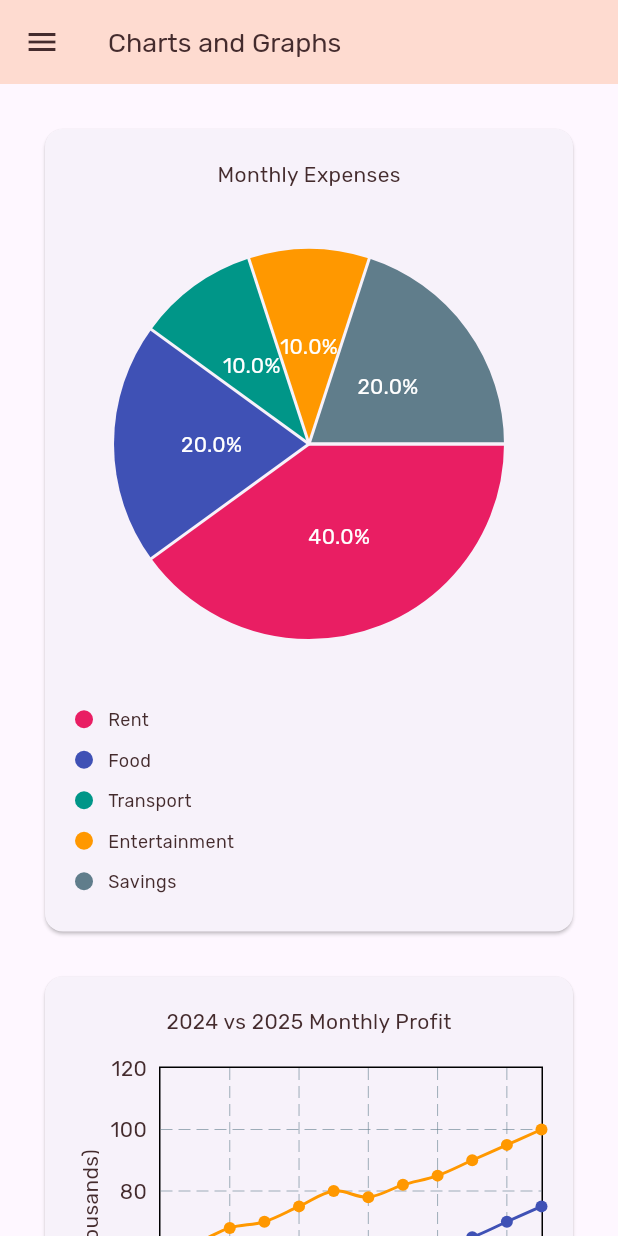
After one commit to payen83/kkr_Oct2025_flutter_advanced, a Flutter app: the ChartPage screen opened directly, on a phone screen of 412 x 824 dp. The commit adds this screen. Run offline on Flutter 3.47's test engine with Material 3 defaults, Android fonts, the phone set to English and light mode, and no system bars; drawn by our look-alikes of fl_chart; our stand-ins replace flutter_bloc.

Commit message:
update chart

```diff
--- /dev/null
+++ b/lib/app/model/expense.model.dart
@@ -0,0 +1,89 @@
+const Map<String, dynamic> expenseData = {
+  "title": "Monthly Expenses",
+  "total": 5000,
+  "data": [
+    {"name": "Rent", "amount": 2000, "percentage": 40.0, "color": "#E91E63"},
+    {"name": "Food", "amount": 1000, "percentage": 20.0, "color": "#3F51B5"},
+    {
+      "name": "Transport",
+      "amount": 500,
+      "percentage": 10.0,
+      "color": "#009688",
+    },
+    {
+      "name": "Entertainment",
+      "amount": 500,
+      "percentage": 10.0,
+      "color": "#FF9800",
+    },
+    {"name": "Savings", "amount": 1000, "percentage": 20.0, "color": "#607D8B"},
+  ],
+};
+
+const Map<String, dynamic> profitData = {
+  "title": "2024 vs 2025 Monthly Profit",
+  "metric": "Profit",
+  "currency": "RM",
+  "unit": "thousands",
+  "highest": 100.0,
+  "data": [
+    {
+      "name": "Monthly Profit in 2024",
+      "color": "#3F51B5",
+      "points": [
+        {"month": "Jan", "value": 40.0},
+        {"month": "Feb", "value": 45.0},
+        {"month": "Mar", "value": 50.0},
+        {"month": "Apr", "value": 48.0},
+        {"month": "May", "value": 52.0},
+        {"month": "Jun", "value": 60.0},
+        {"month": "Jul", "value": 58.0},
+        {"month": "Aug", "value": 55.0},
+        {"month": "Sep", "value": 62.0},
+        {"month": "Oct", "value": 65.0},
+        {"month": "Nov", "value": 70.0},
+        {"month": "Dec", "value": 75.0},
+      ],
+    },
+    {
+      "name": "Monthly Profit in 2025",
+      "color": "#FF9800",
+      "points": [
+        {"month": "Jan", "value": 60.0},
+        {"month": "Feb", "value": 63.0},
+        {"month": "Mar", "value": 68.0},
+        {"month": "Apr", "value": 70.0},
+        {"month": "May", "value": 75.0},
+        {"month": "Jun", "value": 80.0},
+        {"month": "Jul", "value": 78.0},
+        {"month": "Aug", "value": 82.0},
+        {"month": "Sep", "value": 85.0},
+        {"month": "Oct", "value": 90.0},
+        {"month": "Nov", "value": 95.0},
+        {"month": "Dec", "value": 100.0},
+      ],
+    },
+  ],
+};
+
+const Map<String, dynamic> salesData = {
+  "title": "Monthly Sales - 2025",
+  "metric": "Sales",
+  "currency": "RM",
+  "unit": "thousands",
+  "highest": 300.0,
+  "data": [
+    {"month": "Jan", "sales": 120.0},
+    {"month": "Feb", "sales": 150.0},
+    {"month": "Mar", "sales": 170.0},
+    {"month": "Apr", "sales": 160.0},
+    {"month": "May", "sales": 180.0},
+    {"month": "Jun", "sales": 200.0},
+    {"month": "Jul", "sales": 220.0},
+    {"month": "Aug", "sales": 210.0},
+    {"month": "Sep", "sales": 230.0},
+    {"month": "Oct", "sales": 250.0},
+    {"month": "Nov", "sales": 270.0},
+    {"month": "Dec", "sales": 300.0},
+  ],
+};
--- /dev/null
+++ b/lib/app/view/chart.page.dart
@@ -0,0 +1,202 @@
+import 'package:fl_chart/fl_chart.dart';
+import 'package:flutter/material.dart';
+import 'package:flutter_advanced_2025/app/constant/color.constant.dart';
+import 'package:flutter_advanced_2025/app/model/expense.model.dart';
+import 'package:flutter_advanced_2025/app/services/helpers.service.dart';
+import 'package:flutter_advanced_2025/app/widget/drawer.widget.dart';
+
+class BarChartWidget extends StatelessWidget {
+  const BarChartWidget({super.key, required this.data});
+  final Map<String, dynamic> data;
+
+  @override
+  Widget build(BuildContext context) {
+    String title = data['title'];
+    List chartData = data['data'] ?? [];
+    return Card(
+      margin: EdgeInsets.fromLTRB(30, 15, 30, 30),
+      child: Column(
+        children: [
+          ChartTitleWidget(title: title),
+          Container(
+            padding: EdgeInsets.fromLTRB(20, 0, 20, 20),
+            height: 300,
+            child: BarChart(
+              BarChartData(
+                alignment: BarChartAlignment.spaceAround,
+                minY: 0, maxY: data['highest']+20,
+                barGroups: helpers.barChartData(chartData),
+                titlesData: helpers.showAxisTitle(data['metric'], data['unit'], 'Month of the Year')
+              )
+            ),
+          )
+        ],
+      ),
+    );
+  }
+}
+
+class LineChartWidget extends StatelessWidget {
+  const LineChartWidget({super.key, required this.data});
+  final Map<String, dynamic> data;
+
+  @override
+  Widget build(BuildContext context) {
+    String title = data['title'];
+    List chartData = data['data'] ?? [];
+
+    return Card(
+      margin: const EdgeInsets.symmetric(horizontal: 30, vertical: 15),
+      child: Column(
+        children: [
+          ChartTitleWidget(title: title),
+          Container(
+            padding: EdgeInsets.symmetric(horizontal: 20),
+            height: 300,
+            child: LineChart(
+              LineChartData(
+                minX: 0, maxX: 11, minY: 0, maxY: data['highest']+20,
+                lineBarsData: [
+                  for (var line in chartData)
+                    LineChartBarData(
+                      spots: helpers.spotsData(line['points']),
+                      isCurved: true,
+                      color: helpers.hexToColor(line['color']),
+                      barWidth: 2,
+                      dotData: FlDotData(show: true)
+                    )
+                ],
+                titlesData: helpers.showAxisTitle(data['metric'], data['unit'], 'Month of the Year')
+              )
+            ),
+          ),
+          ChartLegendWidget(chartData: chartData)
+        ],
+      ),
+    );
+  }
+}
+
+class ChartLegendWidget extends StatelessWidget {
+  const ChartLegendWidget({super.key, required this.chartData});
+  final List chartData;
+
+  @override
+  Widget build(BuildContext context) {
+    return Padding(
+      padding: EdgeInsets.all(20),
+      child: Column(
+        crossAxisAlignment: CrossAxisAlignment.start,
+        children: [
+          for (var chart in chartData)
+           Padding(
+            padding: EdgeInsets.symmetric(vertical: 5),
+            child: Row(
+              children: [
+                Container(
+                  width: 12,
+                  height: 12,
+                  decoration: BoxDecoration(
+                    shape: BoxShape.circle,
+                    color: helpers.hexToColor(chart['color'])
+                  ),
+                ),
+                SizedBox(width: 10,),
+                Text('${chart['name']}', style: TextStyle(fontSize: 12),)
+              ],
+            ),
+          )
+        ],
+      ),
+    );
+  }
+}
+
+class PieChartWidget extends StatelessWidget {
+  const PieChartWidget({super.key, required this.data});
+  final Map<String, dynamic> data;
+
+  @override
+  Widget build(BuildContext context) {
+    String title = data['title'];
+    List chartData = data['data'] ?? [];
+    // final ThemeData theme = Theme.of(context);
+
+    return Card(
+      margin: const EdgeInsets.fromLTRB(30, 30, 30, 15),
+      child: Column(
+        children: [
+          //Title
+          ChartTitleWidget(title: title),
+          //Chart data
+          Container(
+            padding: const EdgeInsets.symmetric(horizontal: 20),
+            height: 300,
+            child: PieChart(
+              PieChartData(
+                centerSpaceRadius: 0,
+                // sectionsSpace: 0,
+                sections: [
+                  for (var pie in chartData)
+                    PieChartSectionData(
+                      radius: 130,
+                      value: pie['percentage'],
+                      color: helpers.hexToColor(pie['color']),
+                      title: '${pie['percentage']}%',
+                      titleStyle: TextStyle(fontSize: 14, color: Colors.white)
+                    )
+                ]
+              )
+            ),
+          ),
+          ChartLegendWidget(chartData: chartData)
+        ],
+      ),
+    );
+  }
+}
+
+class ChartTitleWidget extends StatelessWidget {
+  const ChartTitleWidget({
+    super.key,
+    required this.title,
+  });
+
+  final String title;
+
+  @override
+  Widget build(BuildContext context) {
+    return Padding(
+      padding: const EdgeInsets.all(20),
+      child: Text(title, style: TextStyle(fontSize: 14)),
+    );
+  }
+}
+
+class ChartPage extends StatelessWidget {
+  const ChartPage({super.key});
+  final Map<String, dynamic> data = expenseData;
+  final Map<String, dynamic> lineChartData = profitData;
+  final Map<String, dynamic> barChartData = salesData;
+
+  @override
+  Widget build(BuildContext context) {
+    return Scaffold(
+      appBar: AppBar(
+        foregroundColor: kShrineBrown900,
+        backgroundColor: kShrinePink100,
+        title: Text('Charts and Graphs'),
+      ),
+      drawer: DrawerWidget(),
+      body: SingleChildScrollView(
+        child: Column(
+          children: [
+            PieChartWidget(data: data),
+            LineChartWidget(data: lineChartData),
+            BarChartWidget(data: barChartData)
+          ],
+        ),
+      ),
+    );
+  }
+}
--- a/lib/app/widget/drawer.widget.dart
+++ b/lib/app/widget/drawer.widget.dart
@@ -1,5 +1,6 @@
 import 'package:flutter/material.dart';
 import 'package:flutter_advanced_2025/app/constant/color.constant.dart';
+import 'package:flutter_advanced_2025/app/view/chart.page.dart';
 import 'package:flutter_advanced_2025/app/view/report.page.dart';
 
 class DrawerWidget extends StatelessWidget {
@@ -29,6 +30,11 @@ class DrawerWidget extends StatelessWidget {
                   itemTitle: 'Reports',
                   itemIcon: Icons.document_scanner,
                   widgetScreen: ReportListPage(),
+                ),
+                MenuItem(
+                  itemTitle: 'Charts and Graphs',
+                  itemIcon: Icons.show_chart_sharp,
+                  widgetScreen: ChartPage(),
                 ),
               ],
             ),
--- a/pubspec.yaml
+++ b/pubspec.yaml
@@ -14,6 +14,7 @@ dependencies:
   cupertino_icons: ^1.0.5
   shrine_images: ^2.0.2
   flutter_bloc: ^9.1.1
+  fl_chart: ^1.1.1
 
 dev_dependencies:
   flutter_test:
```
Also changed, not shown: lib/app/services/helpers.service.dart (added, +104 -0 lines), pubspec.lock.
